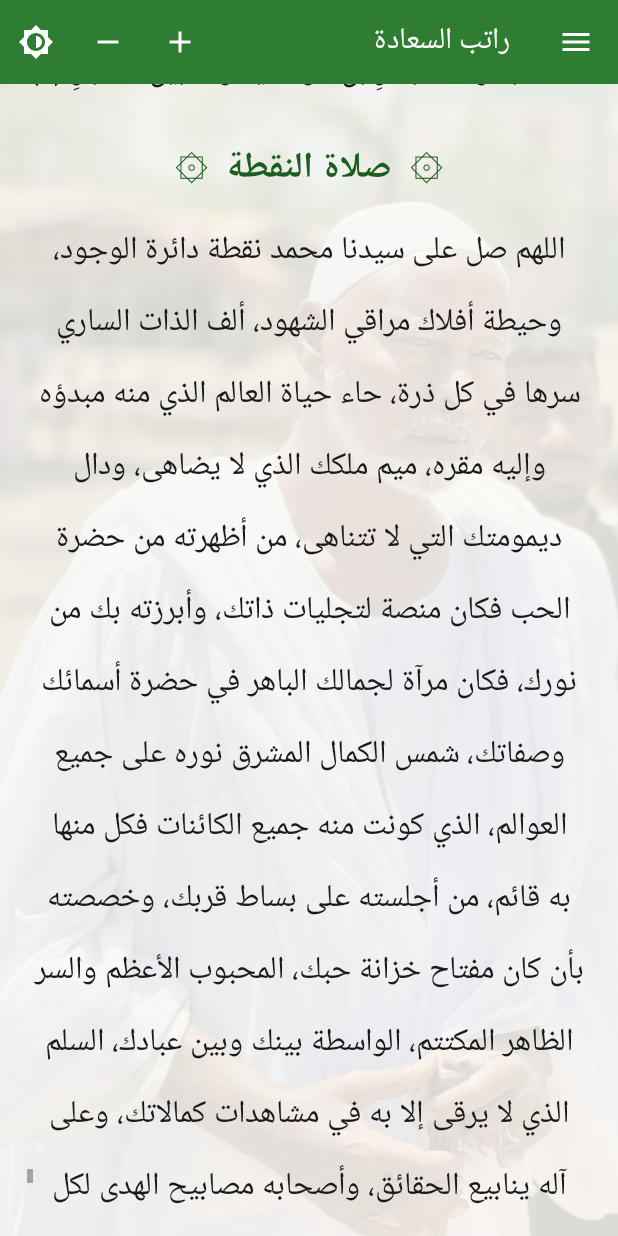
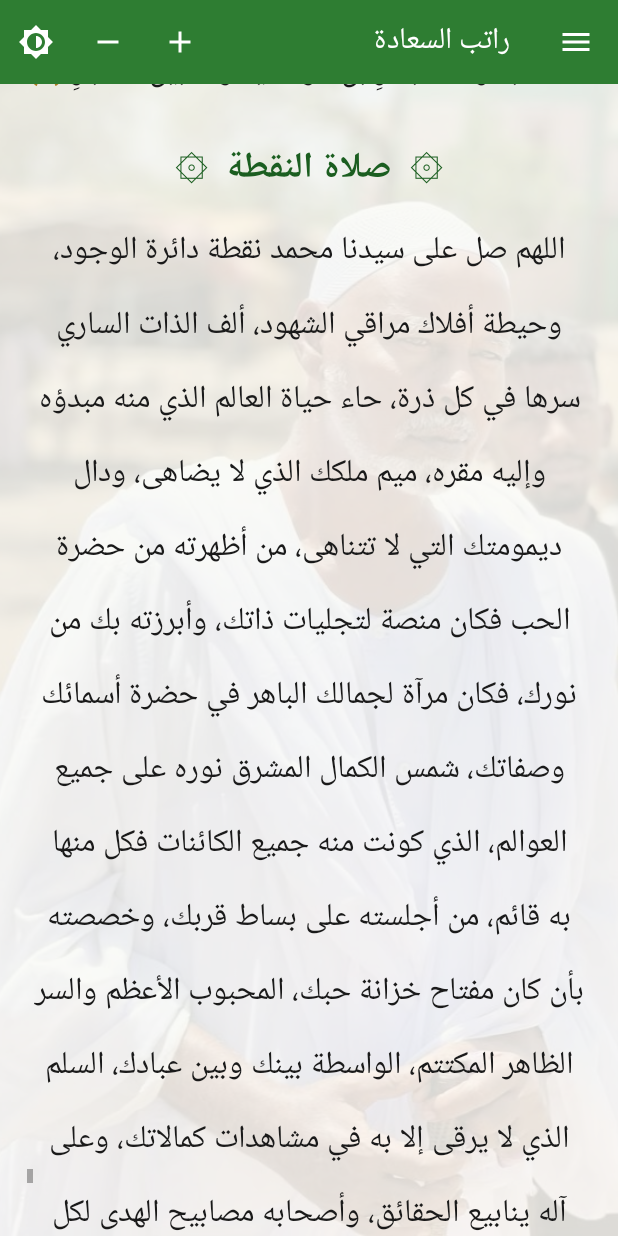
Before and after one commit to Mohamed-albadri-1995/trade-desk-data, an Android app: the MainActivity screen opened directly, with no data from a screen before it, on a phone screen of 412 x 824 dp. Run offline under Robolectric (Android 15) with nearby library versions, the phone set to English and light mode, and no system bars.

Commit message:
Improve Arabic typesetting and text fixes (Ratib)
- Balanced line-breaking (no hyphenation) so lines split evenly instead of
  orphaning a word like الله
- Colour repetition/instruction cues — (٣) ( ثلاثًا ) (سورة الفاتحة) — in gold
- Replace 'سورة الفاتحة...' with a clean colored cue (not body text)
- Add the salawat line 'يا حبيب الله' after 'يا نبي الله'
- Insert the qasida line 'نور الوجود صفوة الإله...'

Co-Authored-By: Claude Opus 4.8 <noreply@anthropic.com>
Claude-Session: https://claude.ai/code/session_01LGQjT4mwJtavuvZWb4nuLc

```diff
--- a/ratib-app/app/src/main/assets/ratib.txt
+++ b/ratib-app/app/src/main/assets/ratib.txt
@@ -2,7 +2,7 @@
 
 بسم اللّه الرحمن الرحيم
 
-سورة الفاتحة...
+(سورة الفاتحة)
 
 اللهم صل وسلم على من قلبه عرشك الأمجد سيدنا ومولانا محمد وعلى آله وأصحابه
 
@@ -39,6 +39,7 @@
 
 ألف صلاة وألف سلام عليك يا سيدي يا رسول اللَّه
 ألف صلاة وألف سلام عليك يا سيدي يا نبي اللَّه
+ألف صلاة وألف سلام عليك يا سيدي يا حبيب اللَّه
 ألف صلاة وألف سلام عليك يا سيدي يا صفي اللَّه
 ألف صلاة وألف سلام عليك يا سيدي يا نجي اللَّه
 ألف صلاة وألف سلام عليك يا سيدي قريبًا الى اللَّه
@@ -113,6 +114,7 @@
 وَمَنْ لَهُ فِي سِلْكِهِ قَدِ انْتَظَمْ بِحَقِّ مَنْ فِيكَ لَهُ أضْحَى قَدَمْ
 ثُمَّ الصَّلاَةُ وَالسَّلاَمُ أبَدَا عَلَى النَّبِيِّ الْهَاشِمِيِّ أحْمَدَا
 ثُمَّ الصَّلَاةُ وَالسَّلَامُ سَرْمَدَا عَلَى النَّبِيِّ المُصْطَفَى مُحَمَّدَا
+نُورُ الوُجُودِ صَفْوَةُ الإِلَهِ مِنْ جُمْلَةِ الكَوْنَيْنِ عَظِيمُ الجَاهِ
 وَالآلِ وَالأَصْحَابِ وَالأَتْبَاعِ وَكُلِّ صَبٍّ لِحِمَاكَ دَاعِ
 
 يَا مَلْجَأَ القَاصِدِ يَا غَوْثَاهُ
--- a/ratib-app/app/src/main/java/com/ratib/saada/RatibAdapter.kt
+++ b/ratib-app/app/src/main/java/com/ratib/saada/RatibAdapter.kt
@@ -1,9 +1,15 @@
 package com.ratib.saada
 
+import android.graphics.Typeface
+import android.text.SpannableStringBuilder
+import android.text.Spanned
+import android.text.style.ForegroundColorSpan
+import android.text.style.StyleSpan
 import android.util.TypedValue
 import android.view.LayoutInflater
 import android.view.ViewGroup
 import android.widget.TextView
+import androidx.core.content.ContextCompat
 import androidx.recyclerview.widget.RecyclerView
 
 /** A single renderable block of the ratib: a section heading or a body line. */
@@ -45,15 +51,33 @@ class RatibAdapter(private val blocks: List<Block>) :
     }
 
     override fun onBindViewHolder(holder: RecyclerView.ViewHolder, position: Int) {
+        val context = holder.itemView.context
         when (val b = blocks[position]) {
             is Block.Heading -> (holder as HeadingVH).tv.apply {
                 text = "۞  ${b.text}  ۞"
                 setTextSize(TypedValue.COMPLEX_UNIT_SP, baseHeadingSp * scale)
             }
             is Block.Body -> (holder as BodyVH).tv.apply {
-                text = b.text
+                text = highlightCues(context, b.text)
                 setTextSize(TypedValue.COMPLEX_UNIT_SP, baseBodySp * scale)
             }
         }
     }
+
+    // Matches parenthetical recitation cues, e.g. (٣) ( ثلاثًا بالمد ) (سورة الفاتحة)
+    private val cueRegex = Regex("\\([^)]*\\)")
+    private var cueColor: Int? = null
+
+    /** Colours the repetition/instruction cues so they stand apart from the recited text. */
+    private fun highlightCues(context: android.content.Context, raw: String): CharSequence {
+        val color = cueColor ?: ContextCompat.getColor(context, R.color.marker_color).also { cueColor = it }
+        val sb = SpannableStringBuilder(raw)
+        for (m in cueRegex.findAll(raw)) {
+            val start = m.range.first
+            val end = m.range.last + 1
+            sb.setSpan(ForegroundColorSpan(color), start, end, Spanned.SPAN_EXCLUSIVE_EXCLUSIVE)
+            sb.setSpan(StyleSpan(Typeface.BOLD), start, end, Spanned.SPAN_EXCLUSIVE_EXCLUSIVE)
+        }
+        return sb
+    }
 }
--- a/ratib-app/app/src/main/res/layout/item_body.xml
+++ b/ratib-app/app/src/main/res/layout/item_body.xml
@@ -8,4 +8,6 @@
     android:textAlignment="center"
     android:textColor="@color/reading_text"
     android:textSize="21sp"
-    android:lineSpacingMultiplier="1.35" />
+    android:lineSpacingMultiplier="1.4"
+    android:breakStrategy="balanced"
+    android:hyphenationFrequency="none" />
--- a/ratib-app/app/src/main/res/layout/item_heading.xml
+++ b/ratib-app/app/src/main/res/layout/item_heading.xml
@@ -9,4 +9,6 @@
     android:textAlignment="center"
     android:textColor="@color/heading_text"
     android:textStyle="bold"
-    android:textSize="24sp" />
+    android:textSize="24sp"
+    android:breakStrategy="balanced"
+    android:hyphenationFrequency="none" />
--- a/ratib-app/app/src/main/res/values-night/colors.xml
+++ b/ratib-app/app/src/main/res/values-night/colors.xml
@@ -7,4 +7,6 @@
 
     <!-- Veil over the background photo (dark). -->
     <color name="reading_scrim">#E0121212</color>
+
+    <color name="marker_color">#E2C15C</color>
 </resources>
--- a/ratib-app/app/src/main/res/values/colors.xml
+++ b/ratib-app/app/src/main/res/values/colors.xml
@@ -12,4 +12,7 @@
 
     <!-- Veil drawn over the background photo so text stays readable (light). -->
     <color name="reading_scrim">#DCFBFBF6</color>
+
+    <!-- Colour for repetition cues like (٣) ( ثلاثًا ) (سورة الفاتحة). -->
+    <color name="marker_color">#A9791A</color>
 </resources>
```
